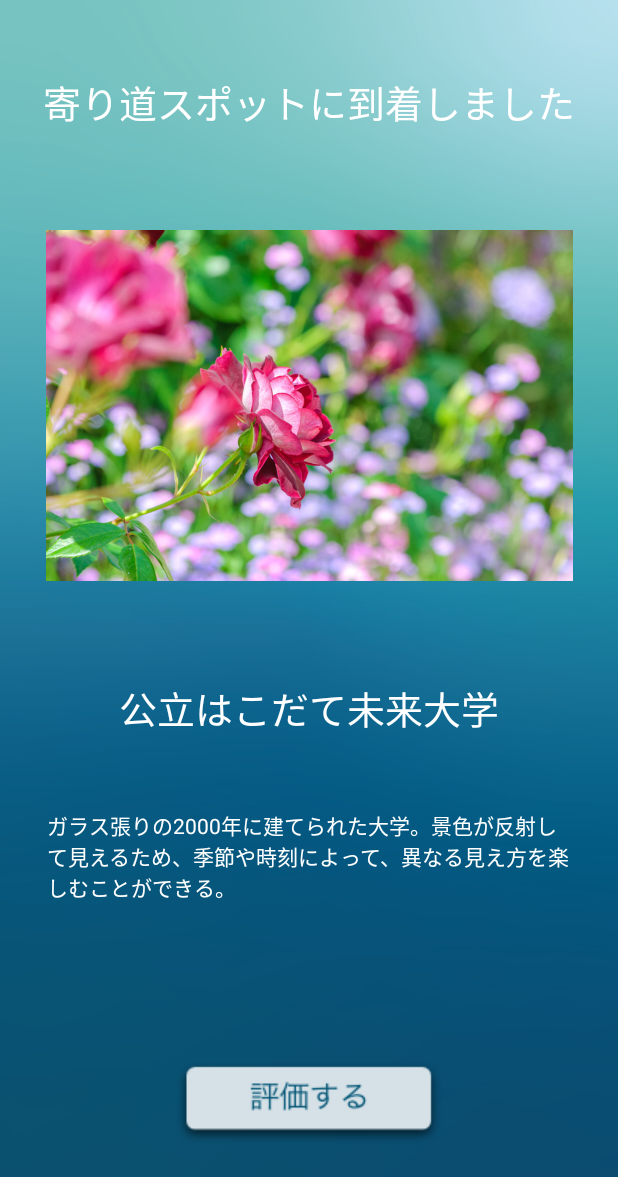
After one commit to miraikeitai2020/ap3_michishirube_android, an Android app: the fragment naviDetourFragment shown on its own in the app's theme, on a phone screen of 412 x 824 dp. The commit adds this screen. Shown: the top 1177 px of the screen. Run offline under Robolectric (Android 15) with nearby library versions, the phone set to English and light mode, and no system bars; 1 statement that could not run was skipped.

Commit message:
feat:寄り道情報確認画面のUI作成

```diff
--- /dev/null
+++ b/Michishirube/app/src/main/java/com/example/michishirube/ui/naviDetour/naviDetourFragment.kt
@@ -0,0 +1,39 @@
+package com.example.michishirube.ui.naviDetour
+
+import android.os.Bundle
+import android.view.LayoutInflater
+import android.view.View
+import android.view.ViewGroup
+import android.widget.ImageView
+import android.widget.TextView
+import androidx.fragment.app.Fragment
+import com.example.michishirube.R
+import kotlinx.android.synthetic.main.fragment_navi_detour.*
+
+class naviDetourFragment : Fragment() {
+    override fun onCreateView(
+        inflater: LayoutInflater,
+        container: ViewGroup?,
+        savedInstanceState: Bundle?
+    ): View? {
+        //フラグメントで表示する画像をXMLファイルからインフレートする
+        val view = inflater.inflate(R.layout.fragment_navi_detour, container, false)
+        //imDetourSpot(寄り道スポット画像)を取得
+        val imDetourSpot = view.findViewById<ImageView>(R.id.imDetourSpot)
+        //tvDetourSpot(寄り道スポット名)を取得
+        val tvDetourSpot = view.findViewById<TextView>(R.id.tvDetourSpot)
+        //tvDetourSpotDesc(寄り道スポット説明)を取得
+        val tvDetourSpotDesc = view.findViewById<TextView>(R.id.tvDetourSpotDesc)
+
+        //imDetourSpot(寄り道スポット画像)を更新
+        imDetourSpot.setImageResource(R.drawable.`fun`)
+        //tvDetourSpot(寄り道スポット名)を更新
+        tvDetourSpot.text = "公立はこだて未来大学"
+        //tvDetourSpot_desc(寄り道スポット説明)を更新
+        val desc = "ガラス張りの2000年に建てられた大学。景色が反射して見えるため、季節や時刻によって、異なる見え方を楽しむことができる。"
+        tvDetourSpotDesc.text = desc
+
+        //インフレートされた画面を戻り値として返す
+        return view
+    }
+}
--- /dev/null
+++ b/Michishirube/app/src/main/res/layout/fragment_navi_detour.xml
@@ -0,0 +1,68 @@
+<?xml version="1.0" encoding="utf-8"?>
+<androidx.constraintlayout.widget.ConstraintLayout xmlns:android="http://schemas.android.com/apk/res/android"
+    xmlns:app="http://schemas.android.com/apk/res-auto"
+    xmlns:tools="http://schemas.android.com/tools"
+    android:id="@+id/tvDetour_desc"
+    android:layout_width="match_parent"
+    android:layout_height="match_parent">
+
+    <TextView
+        android:id="@+id/tvDetourTitle"
+        style="@style/HeadingText"
+        android:layout_width="wrap_content"
+        android:layout_height="wrap_content"
+        android:text="@string/tv_detour_desc"
+        app:layout_constraintBottom_toTopOf="@+id/imDetourSpot"
+        app:layout_constraintEnd_toEndOf="parent"
+        app:layout_constraintHorizontal_bias="0.5"
+        app:layout_constraintStart_toStartOf="parent"
+        app:layout_constraintTop_toTopOf="parent" />
+
+    <ImageView
+        android:id="@+id/imDetourSpot"
+        android:layout_width="351dp"
+        android:layout_height="267dp"
+        app:layout_constraintBottom_toTopOf="@+id/tvDetourSpot"
+        app:layout_constraintEnd_toEndOf="parent"
+        app:layout_constraintHorizontal_bias="0.5"
+        app:layout_constraintStart_toStartOf="parent"
+        app:layout_constraintTop_toBottomOf="@+id/tvDetourTitle"
+        app:srcCompat="@drawable/cardview_spot" />
+
+    <TextView
+        android:id="@+id/tvDetourSpot"
+        style="@style/HeadingText"
+        android:layout_width="wrap_content"
+        android:layout_height="wrap_content"
+        android:text="@string/tv_detourSpot"
+        app:layout_constraintBottom_toTopOf="@+id/tvDetourSpotDesc"
+        app:layout_constraintEnd_toEndOf="parent"
+        app:layout_constraintHorizontal_bias="0.5"
+        app:layout_constraintStart_toStartOf="parent"
+        app:layout_constraintTop_toBottomOf="@+id/imDetourSpot" />
+
+    <TextView
+        android:id="@+id/tvDetourSpotDesc"
+        android:layout_width="350dp"
+        android:layout_height="106dp"
+        android:text="@string/tv_detourSpot_desc"
+        android:textColor="@color/colorWhite"
+        app:layout_constraintBottom_toTopOf="@+id/ibEvaluation"
+        app:layout_constraintEnd_toEndOf="parent"
+        app:layout_constraintHorizontal_bias="0.5"
+        app:layout_constraintStart_toStartOf="parent"
+        app:layout_constraintTop_toBottomOf="@+id/tvDetourSpot" />
+
+    <ImageButton
+        android:id="@+id/ibEvaluation"
+        android:layout_width="wrap_content"
+        android:layout_height="wrap_content"
+        android:backgroundTint="@color/colorPrimaryDark"
+        app:layout_constraintBottom_toBottomOf="parent"
+        app:layout_constraintEnd_toEndOf="parent"
+        app:layout_constraintHorizontal_bias="0.5"
+        app:layout_constraintStart_toStartOf="parent"
+        app:layout_constraintTop_toBottomOf="@+id/tvDetourSpotDesc"
+        app:srcCompat="@drawable/bt_detourevaluation" />
+
+</androidx.constraintlayout.widget.ConstraintLayout>
--- a/Michishirube/app/src/main/res/values/strings.xml
+++ b/Michishirube/app/src/main/res/values/strings.xml
@@ -36,6 +36,11 @@
     <string name="tv_good">気に入った</string>
     <string name="tv_bad">気に入らなかった</string>
 
+    <!-- NaviDetour画面 -->
+    <string name="tv_detour_desc">寄り道スポットに到着しました</string>
+    <string name="tv_detourSpot">寄り道スポット名</string>
+    <string name="tv_detourSpot_desc">寄り道スポット説明</string>
+
     <!-- SpotList画面 -->
 
     <!-- SpotRegister画面 -->
```
Also changed, not shown: Michishirube/app/src/main/res/drawable/bt_detourevaluation.png (added), Michishirube/app/src/main/res/drawable/fun.jpg (added).
